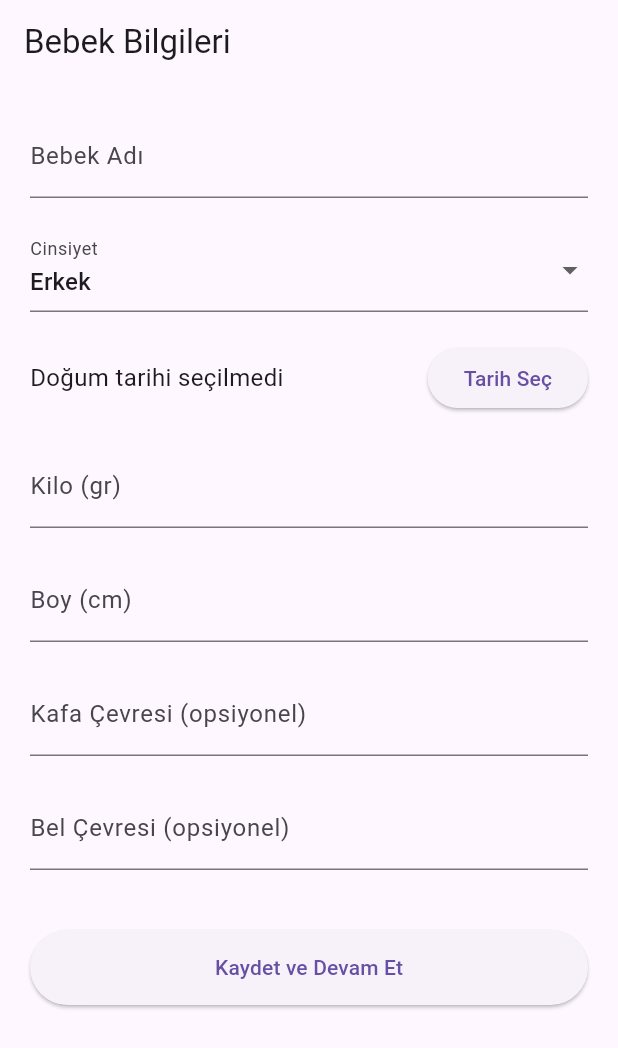
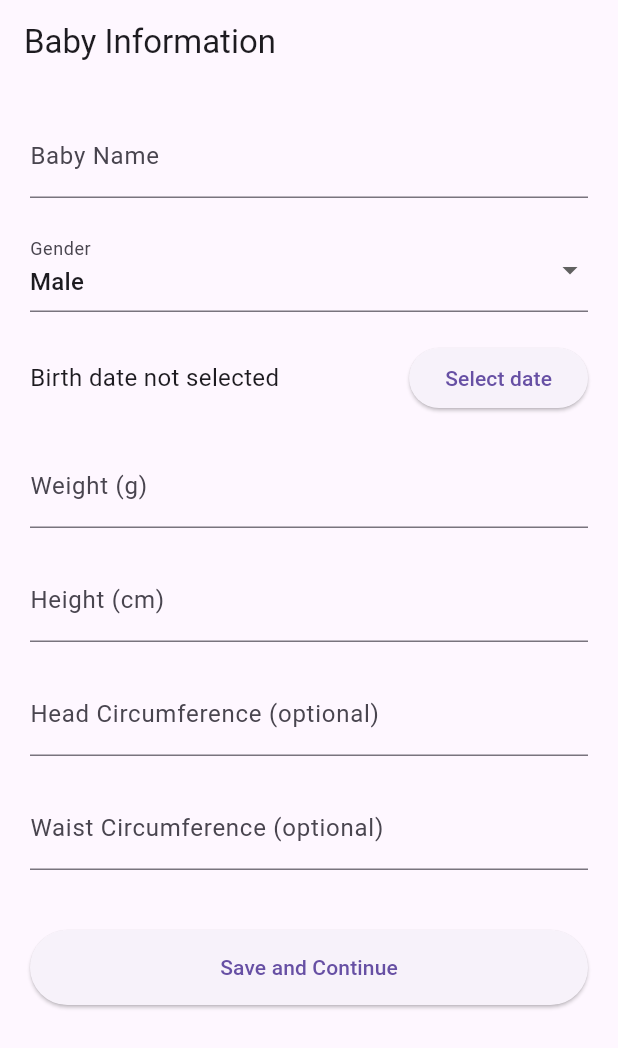
Before and after one commit to m3hm3tcan/Leyumi, a Flutter app: the screen it shows after launch, on a phone screen of 412 x 824 dp. Shown: the top 1048 px of the screen. Run offline on Flutter 3.47's test engine with Material 3 defaults, Android fonts, the phone set to English and light mode, and no system bars; our stand-ins replace google_fonts, lottie, shared_preferences; accounts and stored records are empty.

Commit message:
lng support added

```diff
--- a/lib/features/history/history_hub_screen.dart
+++ b/lib/features/history/history_hub_screen.dart
@@ -97,7 +97,7 @@ class HistoryHubScreen extends StatelessWidget {
                     ),
 
                     HubCard(
-                      title: l10n.comingSoon,
+                      title: l10n.sleepTitle,
                       icon: Icons.nightlight_round,
                       color: const Color(0xff8B5CF6),
                       subtitle: l10n.comingSoon,
--- a/lib/features/home/home_screen.dart
+++ b/lib/features/home/home_screen.dart
@@ -6,8 +6,8 @@ import 'package:babyfeedpro/services/baby_storage.dart';
 import 'package:babyfeedpro/widgets/baby_card.dart';
 import 'package:babyfeedpro/services/reset_service.dart';
 import 'package:babyfeedpro/features/history/history_hub_screen.dart';
-// 👇 yeni widget
 import 'widgets/home_action_card.dart';
+import 'package:babyfeedpro/l10n/app_localizations.dart';
 
 class HomeScreen extends StatefulWidget {
   const HomeScreen({super.key});
@@ -44,6 +44,8 @@ class _HomeScreenState extends State<HomeScreen> {
 
   @override
   Widget build(BuildContext context) {
+    final t = AppLocalizations.of(context); // 👈 KISALTMA
+
     if (loading) {
       return const Scaffold(
         body: Center(child: CircularProgressIndicator()),
@@ -54,7 +56,7 @@ class _HomeScreenState extends State<HomeScreen> {
       backgroundColor: const Color(0xffF6F7FB),
 
       appBar: AppBar(
-        title: const Text("BabyFeed Pro"),
+        title: Text(t.appTitle), // 👈 DİL DESTEKLİ
         centerTitle: true,
         backgroundColor: Colors.white,
         elevation: 0,
@@ -82,8 +84,8 @@ class _HomeScreenState extends State<HomeScreen> {
                 children: [
                   HomeActionCard(
                     icon: Icons.favorite_rounded,
-                    title: "Feeding",
-                    subtitle: "Start session",
+                    title: t.feeding,          // 👈
+                    subtitle: t.startSession,  // 👈
                     onTap: () {
                       Navigator.push(
                         context,
@@ -96,8 +98,8 @@ class _HomeScreenState extends State<HomeScreen> {
 
                   HomeActionCard(
                     icon: Icons.history_rounded,
-                    title: "History",
-                    subtitle: "Past feedings",
+                    title: t.history,          // 👈
+                    subtitle: t.pastFeedings,  // 👈
                     onTap: () {
                       Navigator.push(
                         context,
@@ -108,8 +110,8 @@ class _HomeScreenState extends State<HomeScreen> {
 
                   HomeActionCard(
                     icon: Icons.baby_changing_station_rounded,
-                    title: "Diaper",
-                    subtitle: "Track changes",
+                    title: t.diaper,           // 👈
+                    subtitle: t.trackChanges,  // 👈
                     onTap: () {
                       Navigator.pushNamed(
                         context,
@@ -120,8 +122,8 @@ class _HomeScreenState extends State<HomeScreen> {
 
                   HomeActionCard(
                     icon: Icons.monitor_weight_rounded,
-                    title: "Growth",
-                    subtitle: "Update weight",
+                    title: t.growth,           // 👈
+                    subtitle: t.updateWeight,  // 👈
                     onTap: () async {
                       await Navigator.pushNamed(
                         context,
@@ -131,15 +133,6 @@ class _HomeScreenState extends State<HomeScreen> {
                       await loadProfile();
                     },
                   ),
-
-                  // HomeActionCard(
-                  //   icon: Icons.show_chart_rounded,
-                  //   title: "Growth Log",
-                  //   subtitle: "Measurements",
-                  //   onTap: () {
-                  //     Navigator.pushNamed(context, "/growth_history");
-                  //   },
-                  // ),
                 ],
               ),
             ),
@@ -154,9 +147,9 @@ class _HomeScreenState extends State<HomeScreen> {
               child: Column(
                 crossAxisAlignment: CrossAxisAlignment.start,
                 children: [
-                  const Text(
-                    "Danger Zone",
-                    style: TextStyle(
+                  Text(
+                    t.dangerZone, // 👈
+                    style: const TextStyle(
                       fontSize: 13,
                       fontWeight: FontWeight.w700,
                       color: Colors.grey,
@@ -180,15 +173,40 @@ class _HomeScreenState extends State<HomeScreen> {
                         ),
                       ),
                       onPressed: () async {
+                        final t = AppLocalizations.of(context);
+
+                        final confirm = await showDialog<bool>(
+                          context: context,
+                          builder: (context) {
+                            return AlertDialog(
+                              title: Text(t.confirmResetTitle),
+                              content: Text(t.confirmResetContent),
+                              actions: [
+                                TextButton(
+                                  onPressed: () => Navigator.pop(context, false),
+                                  child: Text(t.cancel),
+                                ),
+                                TextButton(
+                                  onPressed: () => Navigator.pop(context, true),
+                                  child: Text(
+                                    t.delete,
+                                    style: const TextStyle(color: Colors.red),
+                                  ),
+                                ),
+                              ],
+                            );
+                          },
+                        );
+
+                        if (confirm == true) {
                           await ResetService.clearAll();
                           if (!mounted) return;
-                        Navigator.pushReplacementNamed(
-                          context,
-                          "/onboarding",
-                        );
+                          Navigator.pushReplacementNamed(context, "/onboarding");
+                        }
                       },
+
                       icon: const Icon(Icons.delete_forever),
-                      label: const Text("Reset App (Clear All Data)"),
+                      label: Text(t.resetApp), // 👈
                     ),
                   ),
                 ],
--- a/lib/features/onboarding/onboarding_screen.dart
+++ b/lib/features/onboarding/onboarding_screen.dart
@@ -1,6 +1,7 @@
 import 'package:flutter/material.dart';
 import '../../models/baby_profile.dart';
 import '../../services/baby_storage.dart';
+import 'package:babyfeedpro/l10n/app_localizations.dart';
 
 class OnboardingScreen extends StatefulWidget {
   const OnboardingScreen({super.key});
@@ -18,7 +19,7 @@ class _OnboardingScreenState extends State<OnboardingScreen> {
   final headCtrl = TextEditingController();
   final waistCtrl = TextEditingController();
 
-  String gender = "Erkek";
+  String gender = "Male"; // 👈 Lokalizasyon için İngilizce default
   DateTime? birthDate;
 
   Future<void> pickBirthDate() async {
@@ -36,10 +37,13 @@ class _OnboardingScreenState extends State<OnboardingScreen> {
   }
 
   void save() async {
+    final t = AppLocalizations.of(context);
+
     if (!_formKey.currentState!.validate()) return;
+
     if (birthDate == null) {
       ScaffoldMessenger.of(context).showSnackBar(
-        const SnackBar(content: Text("Lütfen doğum tarihini seçin")),
+        SnackBar(content: Text(t.birthDateNotSelected)),
       );
       return;
     }
@@ -51,9 +55,9 @@ class _OnboardingScreenState extends State<OnboardingScreen> {
       weight: int.parse(weightCtrl.text),
       height: int.parse(heightCtrl.text),
       headCircumference:
-      headCtrl.text.isEmpty ? null : int.parse(headCtrl.text),
+          headCtrl.text.isEmpty ? null : int.parse(headCtrl.text),
       waistCircumference:
-      waistCtrl.text.isEmpty ? null : int.parse(waistCtrl.text),
+          waistCtrl.text.isEmpty ? null : int.parse(waistCtrl.text),
     );
 
     await BabyStorage().saveProfile(profile);
@@ -65,8 +69,10 @@ class _OnboardingScreenState extends State<OnboardingScreen> {
 
   @override
   Widget build(BuildContext context) {
+    final t = AppLocalizations.of(context);
+
     return Scaffold(
-      appBar: AppBar(title: const Text("Bebek Bilgileri")),
+      appBar: AppBar(title: Text(t.babyInfoTitle)),
       body: SingleChildScrollView(
         padding: const EdgeInsets.all(20),
         child: Form(
@@ -76,9 +82,9 @@ class _OnboardingScreenState extends State<OnboardingScreen> {
               // NAME
               TextFormField(
                 controller: nameCtrl,
-                decoration: const InputDecoration(labelText: "Bebek Adı"),
+                decoration: InputDecoration(labelText: t.babyNameLabel),
                 validator: (v) =>
-                    v == null || v.isEmpty ? "Bu alan zorunludur" : null,
+                    v == null || v.isEmpty ? t.requiredField : null,
               ),
 
               const SizedBox(height: 20),
@@ -86,12 +92,14 @@ class _OnboardingScreenState extends State<OnboardingScreen> {
               // GENDER
               DropdownButtonFormField<String>(
                 value: gender,
-                items: const [
-                  DropdownMenuItem(value: "Erkek", child: Text("Erkek")),
-                  DropdownMenuItem(value: "Kız", child: Text("Kız")),
+                items: [
+                  DropdownMenuItem(
+                      value: "Male", child: Text(t.genderMale)),
+                  DropdownMenuItem(
+                      value: "Female", child: Text(t.genderFemale)),
                 ],
                 onChanged: (v) => setState(() => gender = v!),
-                decoration: const InputDecoration(labelText: "Cinsiyet"),
+                decoration: InputDecoration(labelText: t.genderLabel),
               ),
 
               const SizedBox(height: 20),
@@ -102,14 +110,14 @@ class _OnboardingScreenState extends State<OnboardingScreen> {
                   Expanded(
                     child: Text(
                       birthDate == null
-                          ? "Doğum tarihi seçilmedi"
+                          ? t.birthDateNotSelected
                           : "${birthDate!.day}.${birthDate!.month}.${birthDate!.year}",
                       style: const TextStyle(fontSize: 16),
                     ),
                   ),
                   ElevatedButton(
                     onPressed: pickBirthDate,
-                    child: const Text("Tarih Seç"),
+                    child: Text(t.selectDate),
                   ),
                 ],
               ),
@@ -120,10 +128,10 @@ class _OnboardingScreenState extends State<OnboardingScreen> {
               TextFormField(
                 controller: weightCtrl,
                 keyboardType: TextInputType.number,
-                decoration: const InputDecoration(labelText: "Kilo (gr)"),
+                decoration: InputDecoration(labelText: t.weightGr),
                 validator: (v) =>
-                    v == null || v.isEmpty ? "Bu alan zorunludur" : null,
-            ),
+                    v == null || v.isEmpty ? t.requiredField : null,
+              ),
 
               const SizedBox(height: 20),
 
@@ -131,9 +139,9 @@ class _OnboardingScreenState extends State<OnboardingScreen> {
               TextFormField(
                 controller: heightCtrl,
                 keyboardType: TextInputType.number,
-                decoration: const InputDecoration(labelText: "Boy (cm)"),
+                decoration: InputDecoration(labelText: t.heightCm),
                 validator: (v) =>
-                    v == null || v.isEmpty ? "Bu alan zorunludur" : null,
+                    v == null || v.isEmpty ? t.requiredField : null,
               ),
 
               const SizedBox(height: 20),
@@ -143,7 +151,7 @@ class _OnboardingScreenState extends State<OnboardingScreen> {
                 controller: headCtrl,
                 keyboardType: TextInputType.number,
                 decoration:
-                    const InputDecoration(labelText: "Kafa Çevresi (opsiyonel)"),
+                    InputDecoration(labelText: t.headCircumferenceOptional),
               ),
 
               const SizedBox(height: 20),
@@ -152,7 +160,7 @@ class _OnboardingScreenState extends State<OnboardingScreen> {
                 controller: waistCtrl,
                 keyboardType: TextInputType.number,
                 decoration:
-                    const InputDecoration(labelText: "Bel Çevresi (opsiyonel)"),
+                    InputDecoration(labelText: t.waistCircumferenceOptional),
               ),
 
               const SizedBox(height: 40),
@@ -162,7 +170,7 @@ class _OnboardingScreenState extends State<OnboardingScreen> {
                 style: ElevatedButton.styleFrom(
                   minimumSize: const Size(double.infinity, 50),
                 ),
-                child: const Text("Kaydet ve Devam Et"),
+                child: Text(t.saveContinue),
               ),
             ],
           ),
--- a/lib/l10n/app_localizations.dart
+++ b/lib/l10n/app_localizations.dart
@@ -23,7 +23,7 @@ class AppLocalizations {
       'history': 'History',
       'diaper': 'Diaper',
       'growth': 'Growth',
-      'startSession': 'Start session',
+      'startSession': 'Start feeding session',
       'pastFeedings': 'Past feedings',
       'trackChanges': 'Track changes',
       'updateWeight': 'Update weight',
@@ -68,6 +68,7 @@ class AppLocalizations {
       'sessions': 'Sessions',
       'totalFeedingTime': 'Total feeding time',
       'comingSoon': 'Coming soon',
+      'sleepTitle': 'Sleep',
       'babyInfoTitle': 'Baby Information',
       'babyNameLabel': 'Baby Name',
       'genderLabel': 'Gender',
@@ -126,6 +127,10 @@ class AppLocalizations {
       'unitCm': 'cm',
       'weightHeightRequired': 'Weight and Height are required',
       'growthRecordSaved': 'Growth record saved',
+      "growthHistoryTitle": 'Growth History',
+      "yearsShort": "y",
+      "monthsShort": "m",
+      "daysShort": "d"
     },
     'tr': {
       'appTitle': 'BabyFeed Pro',
@@ -134,8 +139,8 @@ class AppLocalizations {
       'history': 'Geçmiş',
       'diaper': 'Bez',
       'growth': 'Büyüme',
-      'startSession': 'Seansı Başlat',
-      'pastFeedings': 'Geçmiş beslenmeler',
+      'startSession': 'Emizrme Başlat',
+      'pastFeedings': 'Kayitli Veriler',
       'trackChanges': 'Değişiklikleri takip et',
       'updateWeight': 'Kilosu Güncelle',
       'dangerZone': 'Tehlike Bölgesi',
@@ -179,6 +184,7 @@ class AppLocalizations {
       'sessions': 'Oturumlar',
       'totalFeedingTime': 'Toplam beslenme süresi',
       'comingSoon': 'Yakında',
+      'sleepTitle': 'Uyku',
       'babyInfoTitle': 'Bebek Bilgileri',
       'babyNameLabel': 'Bebek Adı',
       'genderLabel': 'Cinsiyet',
@@ -212,8 +218,6 @@ class AppLocalizations {
       'enterNewValueHint': 'Yeni değer girin',
       'currentGrowthSnapshot': 'Mevcut Büyüme Anlık Görünümü',
       'saveGrowthRecord': 'Büyüme Kaydını Kaydet',
-      'growthUpdateTitle': 'Büyüme Güncelle',
-
       'historyHubTitle': 'Geçmiş Merkezi',
       'historyHubSubtitle': 'Bebeğinizle ilgili her şeyi takip edin',
       'milkTracking': 'Süt takibi',
@@ -239,7 +243,126 @@ class AppLocalizations {
       'growthHistoryTitle': 'Büyüme Geçmişi',
       'weightHeightRequired': 'Kilo ve Boy zorunludur',
       'growthRecordSaved': 'Büyüme kaydı kaydedildi',
+      "yearsShort": "y",
+      "monthsShort": "a",
+      "daysShort": "g"
     },
+    'hu': {
+        'appTitle': 'BabyFeed Pro',
+        'homeTitle': 'Főoldal',
+        'feeding': 'Etetés',
+        'history': 'Előzmények',
+        'diaper': 'Pelenka',
+        'growth': 'Növekedés',
+        'startSession': 'Etetés indítása',
+        'pastFeedings': 'Korábbi etetések',
+        'trackChanges': 'Változások követése',
+        'updateWeight': 'Súly frissítése',
+        'dangerZone': 'Veszélyzóna',
+        'resetApp': 'Alkalmazás visszaállítása (Összes adat törlése)',
+        'confirmResetTitle': 'Alkalmazás visszaállítása',
+        'confirmResetContent': 'Biztosan törölni szeretnéd az összes adatot?',
+        'cancel': 'Mégse',
+        'delete': 'Törlés',
+        'today': 'Ma',
+        'older': 'Korábbiak',
+        'entryDeleted': 'Bejegyzés törölve',
+        'swipeToDelete': 'Húzd balra a törléshez',
+        'swipeHintInfo': 'Ez a tipp az első 3 megnyitáskor jelenik meg.',
+        'noDiaperRecordsYet': 'Még nincs pelenka bejegyzés',
+        'addDiaperChangesHint': 'Adj hozzá pelenkacserét a főoldalról az előzmények követéséhez.',
+        'pee': 'Pisi',
+        'poop': 'Kaki',
+        'peeAndPoop': 'Pisi & Kaki',
+        'amount': 'Mennyiség',
+        'color': 'Szín',
+        'note': 'Megjegyzés',
+        'diaperScreenTitle': 'Pelenka bejegyzés hozzáadása',
+        'diaperType': 'Pelenka típusa',
+        'peeAmountTitle': 'Pisi mennyisége',
+        'poopColor': 'Kaki színe',
+        'optionalNote': 'Opcionális megjegyzés',
+        'saveDiaperRecord': 'Pelenka bejegyzés mentése',
+        'diaperRecordSaved': 'Pelenka bejegyzés mentve',
+        'small': 'Kicsi',
+        'medium': 'Közepes',
+        'large': 'Nagy',
+        'yellow': 'Sárga',
+        'brown': 'Barna',
+        'green': 'Zöld',
+        'black': 'Fekete',
+        'noFeedingSessionsYet': 'Még nincs etetési bejegyzés',
+        'startFeedingSessionHint': 'Indíts etetési folyamatot, hogy tiszta idővonalon követhesd a baba etetési előzményeit.',
+        'totalFeedingDuration': 'Összes etetési idő',
+        'milk': 'Tej',
+        'average': 'Átlag',
+        'sessions': 'Etetések',
+        'totalFeedingTime': 'Összes etetési idő',
+        'comingSoon': 'Hamarosan',
+        'sleepTitle': 'Alvás',
+        'babyInfoTitle': 'Baba adatai',
+        'babyNameLabel': 'Baba neve',
+        'genderLabel': 'Nem',
+        'genderMale': 'Fiú',
+        'genderFemale': 'Lány',
+        'birthDateNotSelected': 'Születési dátum nincs kiválasztva',
+        'selectDate': 'Dátum kiválasztása',
+        'saveContinue': 'Mentés és folytatás',
+        'requiredField': 'Ez a mező kötelező',
+        'weightGr': 'Súly (g)',
+        'heightCm': 'Magasság (cm)',
+        'headCircumferenceOptional': 'Fejkörfogat (opcionális)',
+        'waistCircumferenceOptional': 'Derékkörfogat (opcionális)',
+        'feedingSessionTitle': 'Etetési folyamat',
+        'babyWeightGr': 'Baba súlya (g)',
+        'exampleWeight': 'pl. 2500',
+        'liveSession': 'Élő folyamat',
+        'ready': 'Kész',
+        'tapLeftOrRightToStart': 'Kezdéshez érintsd meg a bal vagy jobb oldalt',
+        'leftSide': 'Bal oldal',
+        'rightSide': 'Jobb oldal',
+        'live': 'ÉLŐ',
+        'stop': 'Leállítás',
+        'feedingSummary': 'Etetési összegzés',
+        'leftLabel': 'Bal',
+        'rightLabel': 'Jobb',
+        'totalLabel': 'Összesen',
+        'feedingAfterWeight': 'Etetés utáni súly',
+        'save': 'Mentés',
+        'currentLabel': 'Jelenlegi',
+        'enterNewValueHint': 'Adj meg új értéket',
+        'currentGrowthSnapshot': 'Aktuális növekedési állapot',
+        'saveGrowthRecord': 'Növekedési adat mentése',
+        'historyHubTitle': 'Előzmények központ',
+        'historyHubSubtitle': 'Kövesd a babával kapcsolatos összes adatot',
+        'milkTracking': 'Tej követése',
+        'weightAndHeight': 'Súly és magasság',
+        'diaperChanges': 'Pelenkacserék',
+        'sessionDeleted': 'Etetés törölve',
+        'undo': 'VISSZAVONÁS',
+        'yesterday': 'Tegnap',
+        'thisWeek': 'Ezen a héten',
+        'swipeHistoryTip': 'Tipp: Húzd balra az etetési bejegyzést a törléshez.',
+        'noGrowthDataYet': 'Még nincs növekedési adat',
+        'leftBreast': 'Bal mell',
+        'rightBreast': 'Jobb mell',
+        'initialWeight': 'Kezdő súly',
+        'finalWeight': 'Végső súly',
+        'milkIntake': 'Elfogyasztott tej',
+        'weight': 'Súly',
+        'height': 'Magasság',
+        'headCircumference': 'Fejkörfogat',
+        'waistCircumference': 'Derékkörfogat',
+        'unitGr': 'g',
+        'unitCm': 'cm',
+        'growthHistoryTitle': 'Növekedési előzmények',
+        'weightHeightRequired': 'Súly és magasság kötelező',
+        'growthRecordSaved': 'Növekedési adat mentve',
+        "yearsShort": "év",
+        "monthsShort": "hó",
+        "daysShort": "nap"
+      },
+
   };
 
   String _getString(String key) {
@@ -299,6 +422,7 @@ class AppLocalizations {
   String get green => _getString('green');
   String get black => _getString('black');
   String get comingSoon => _getString('comingSoon');
+  String get sleepTitle => _getString('sleepTitle');
   String get babyInfoTitle => _getString('babyInfoTitle');
   String get babyNameLabel => _getString('babyNameLabel');
   String get genderLabel => _getString('genderLabel');
@@ -358,6 +482,9 @@ class AppLocalizations {
   String get unitCm => _getString('unitCm');
   String get weightHeightRequired => _getString('weightHeightRequired');
   String get growthRecordSaved => _getString('growthRecordSaved');
+  String get yearsShort => _getString('yearsShort');
+  String get monthsShort => _getString('monthsShort');
+  String get daysShort => _getString('daysShort');
 }
 
 class _AppLocalizationsDelegate extends LocalizationsDelegate<AppLocalizations> {
@@ -365,7 +492,7 @@ class _AppLocalizationsDelegate extends LocalizationsDelegate<AppLocalizations>
 
   @override
   bool isSupported(Locale locale) {
-    return ['en', 'tr'].contains(locale.languageCode);
+    return ['en', 'tr', 'hu'].contains(locale.languageCode);
   }
 
   @override
--- a/lib/main.dart
+++ b/lib/main.dart
@@ -30,6 +30,7 @@ class BabyFeedApp extends StatelessWidget {
       supportedLocales: const [
         Locale('en'),
         Locale('tr'),
+        Locale('hu'),
       ],
       localeResolutionCallback: (locale, supportedLocales) {
         if (locale == null) {
--- a/lib/widgets/baby_card.dart
+++ b/lib/widgets/baby_card.dart
@@ -1,6 +1,7 @@
 import 'package:flutter/material.dart';
 import 'package:lottie/lottie.dart';
 import '../models/baby_profile.dart';
+import 'package:babyfeedpro/l10n/app_localizations.dart';
 
 class BabyCard extends StatefulWidget {
   final BabyProfile profile;
@@ -40,7 +41,9 @@ class _BabyCardState extends State<BabyCard>
     return const Color(0xffA78BFA);
   }
 
-  String calculateAge(DateTime birthDate) {
+  String calculateAge(BuildContext context, DateTime birthDate) {
+    final t = AppLocalizations.of(context);
+
     final now = DateTime.now();
     int years = now.year - birthDate.year;
     int months = now.month - birthDate.month;
@@ -57,14 +60,16 @@ class _BabyCardState extends State<BabyCard>
     }
 
     if (years > 0) {
-      return "$years y $months m";
+      return "$years ${t.yearsShort} $months ${t.monthsShort}";
     } else {
-      return "$months m $days d";
+      return "$months ${t.monthsShort} $days ${t.daysShort}";
     }
   }
 
   @override
   Widget build(BuildContext context) {
+    final t = AppLocalizations.of(context);
+
     return Container(
       margin: const EdgeInsets.symmetric(horizontal: 16, vertical: 12),
       padding: const EdgeInsets.all(18),
@@ -122,7 +127,7 @@ class _BabyCardState extends State<BabyCard>
                         ),
                         const SizedBox(height: 4),
                         Text(
-                          calculateAge(widget.profile.birthDate),
+                          calculateAge(context, widget.profile.birthDate),
                           style: TextStyle(
                             fontSize: 13,
                             color: Colors.grey.shade600,
@@ -131,20 +136,6 @@ class _BabyCardState extends State<BabyCard>
                       ],
                     ),
                   ),
-
-                  /// 👦👧 ICON BADGE
-                  // Container(
-                  //   padding: const EdgeInsets.all(10),
-                  //   decoration: BoxDecoration(
-                  //     color: primaryColor.withOpacity(0.12),
-                  //     shape: BoxShape.circle,
-                  //   ),
-                  //   child: Icon(
-                  //     isBoy ? Icons.male : Icons.female,
-                  //     color: primaryColor,
-                  //     size: 18,
-                  //   ),
-                  // ),
                 ],
               ),
 
@@ -153,8 +144,8 @@ class _BabyCardState extends State<BabyCard>
               /// STATS
               Row(
                 children: [
-                  _stat("Weight", "${widget.profile.weight} g"),
-                  _stat("Height", "${widget.profile.height} cm"),
+                  _stat(t.weight, "${widget.profile.weight} ${t.unitGr}"),
+                  _stat(t.height, "${widget.profile.height} ${t.unitCm}"),
                 ],
               ),
             ],
```
Lines whose indentation alone changed are shown as unchanged.
